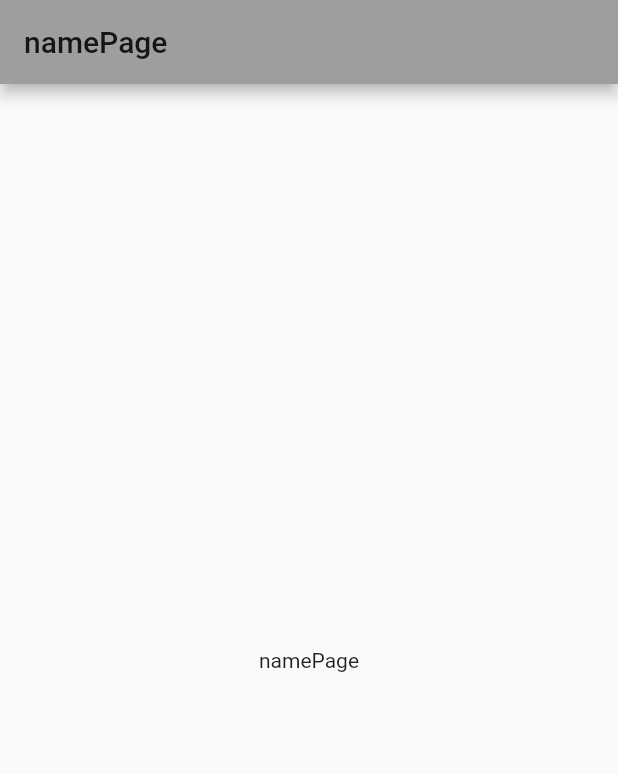
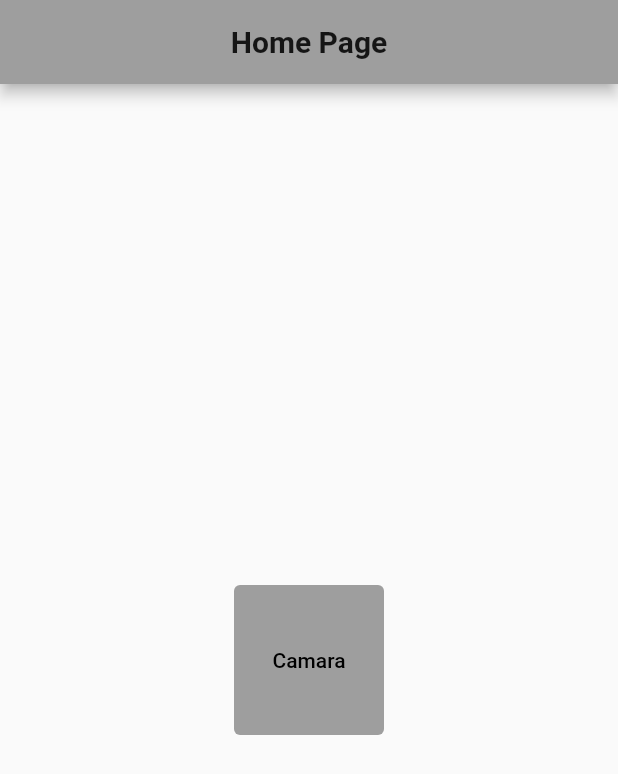
Before and after one commit to Julian-Alcaraz/scannernumeros, a Flutter app: the screen it shows after launch, on a phone screen of 412 x 824 dp. Shown: the top 774 px of the screen. Run offline on Flutter 3.47's test engine with Material 2 defaults, Android fonts, the phone set to English and light mode, and no system bars.

Commit message:
boton en pagina home para acceder a la camara

```diff
--- a/lib/pages/home/home.dart
+++ b/lib/pages/home/home.dart
@@ -5,10 +5,32 @@ class HomePage extends StatelessWidget {
   Widget build(BuildContext context) {
     return Scaffold(
       appBar: AppBar(
-        title: Text('namePage'),
+        title: Center(
+          child: Text(
+            'Home Page',
+            style: TextStyle(
+              fontWeight: FontWeight.bold,
+            ),
+          ),
+        ),
       ),
       body: Center(
-        child: Text('namePage'),
+        child: Center(
+          child: Container(
+            width: 100,
+            height: 100,
+            child: TextButton(
+              style: TextButton.styleFrom(backgroundColor: Colors.grey),
+              child: Text(
+                "Camara",
+                style: TextStyle(color: Colors.black),
+              ),
+              onPressed: () {
+                print("Chupala");
+              },
+            ),
+          ),
+        ),
       ),
     );
   }
```
